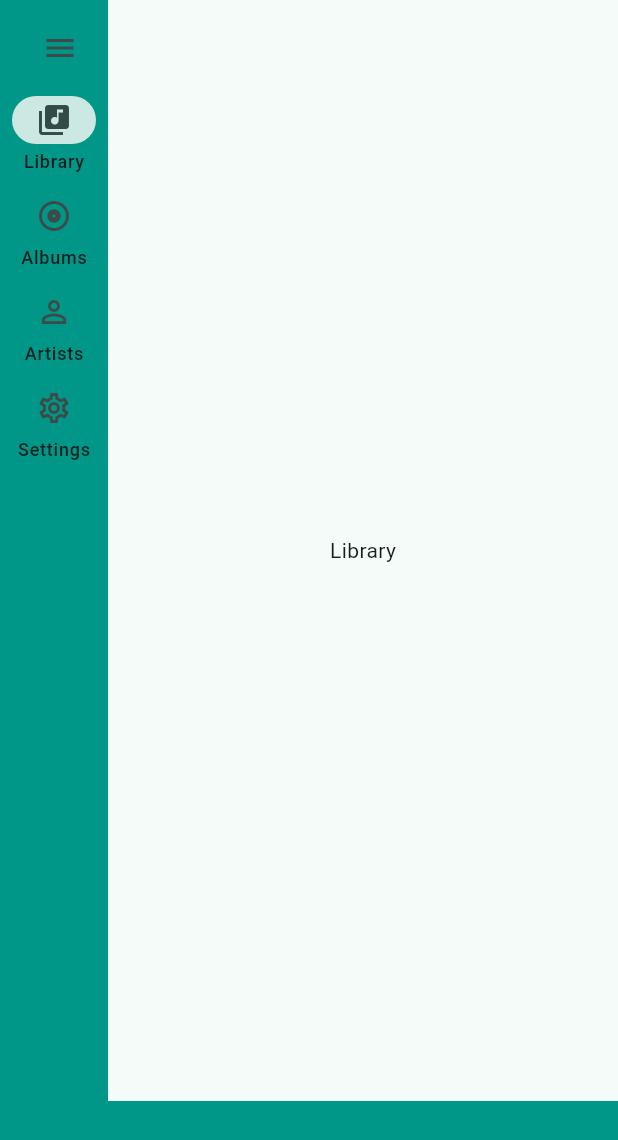
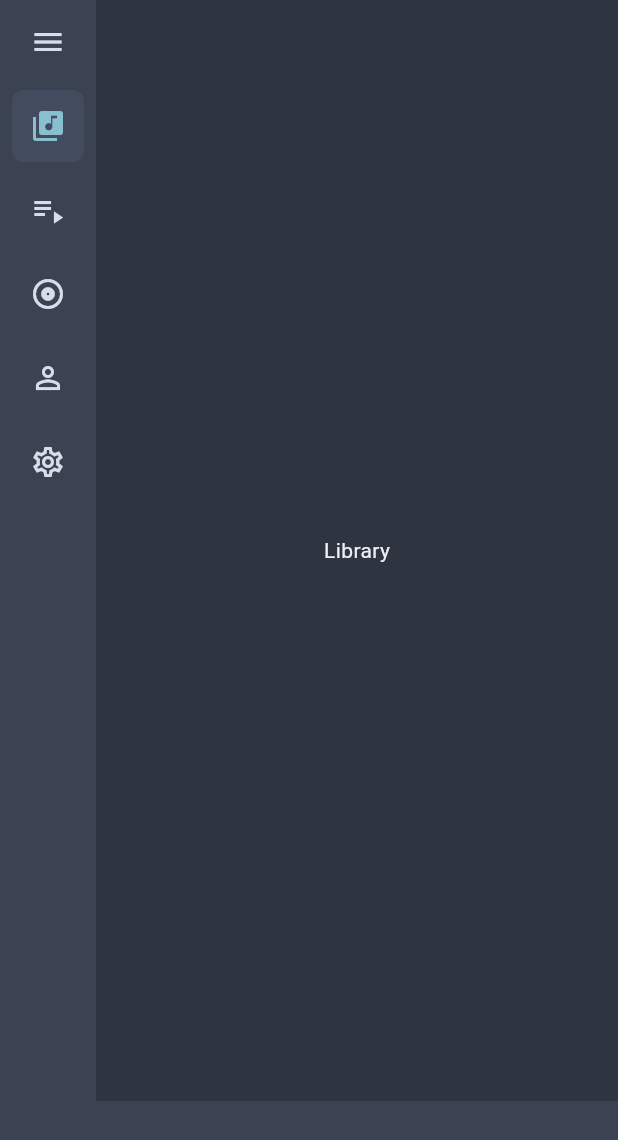
Before and after one commit to jpangestu/nordplayer, a Flutter app: the screen it shows after launch, on a phone screen of 412 x 824 dp. Shown: the top 1140 px of the screen. Run offline on Flutter 3.47's test engine with Material 3 defaults, Android fonts, the phone set to English and light mode, and no system bars.

Commit message:
Replace navigation rail with custom sidebar, refactor page navigation, add nord theme

```diff
--- a/lib/main.dart
+++ b/lib/main.dart
@@ -1,4 +1,5 @@
 import 'package:flutter/material.dart';
+import 'package:nordplayer/theme/nord_theme.dart';
 import 'package:nordplayer/pages/main_page.dart';
 
 void main() {
@@ -12,7 +13,7 @@ class NordplayerApp extends StatelessWidget {
   Widget build(BuildContext context) {
     return MaterialApp(
       title: 'Nordplayer',
-      theme: ThemeData(colorScheme: .fromSeed(seedColor: Colors.teal)),
+      theme: nordTheme,
       home: const MainPage(),
     );
   }
--- a/lib/pages/main_page.dart
+++ b/lib/pages/main_page.dart
@@ -2,6 +2,7 @@ import 'package:flutter/material.dart';
 import 'package:nordplayer/pages/albums_page.dart';
 import 'package:nordplayer/pages/artists_page.dart';
 import 'package:nordplayer/pages/library_page.dart';
+import 'package:nordplayer/pages/playlists_page.dart';
 import 'package:nordplayer/pages/settings/settings_page.dart';
 import 'package:nordplayer/widgets/player_bar.dart';
 import 'package:nordplayer/widgets/sidebar.dart';
@@ -14,30 +15,16 @@ class MainPage extends StatefulWidget {
 }
 
 class _MainPageState extends State<MainPage> {
-  final GlobalKey<NavigatorState> _navigatorKey = GlobalKey<NavigatorState>();
   int _selectedIndex = 0;
   bool isExpanded = false;
 
-  void _onDestinationSelected(int index) {
-    setState(() {
-      _selectedIndex = index;
-    });
-
-    switch (index) {
-      case 0:
-        _navigatorKey.currentState!.pushReplacementNamed('/library');
-        break;
-      case 1:
-        _navigatorKey.currentState!.pushReplacementNamed('/albums');
-        break;
-      case 2:
-        _navigatorKey.currentState!.pushReplacementNamed('/artists');
-        break;
-      case 3:
-        _navigatorKey.currentState!.pushReplacementNamed('/settings');
-        break;
-    }
-  }
+  final List<Widget> _pages = const [
+    LibraryPage(),
+    PlaylistsPage(),
+    AlbumsPage(),
+    ArtistsPage(),
+    SettingsPage(),
+  ];
 
   @override
   Widget build(BuildContext context) {
@@ -48,39 +35,21 @@ class _MainPageState extends State<MainPage> {
             child: Row(
               children: [
                 Sidebar(
+                  isExpanded: isExpanded,
                   selectedIndex: _selectedIndex,
-                  onDestinationSelected: _onDestinationSelected,
+                  onIndexChanged: (newIndex) {
+                    setState(() {
+                      _selectedIndex = newIndex;
+                    });
+                  },
+                  onToggle: () {
+                    setState(() {
+                      isExpanded = !isExpanded;
+                    });
+                  },
                 ),
                 Expanded(
-                  child: Navigator(
-                    key: _navigatorKey,
-                    initialRoute: '/library',
-                    onGenerateRoute: (RouteSettings settings) {
-                      Widget page;
-                      switch (settings.name) {
-                        case '/library':
-                          page = const LibraryPage();
-                          break;
-                        case '/albums':
-                          page = const AlbumsPage();
-                          break;
-                        case '/artists':
-                          page = const ArtistsPage();
-                          break;
-                        case '/settings':
-                          page = const SettingsPage();
-                          break;
-                        default:
-                          page = const LibraryPage();
-                      }
-                      return PageRouteBuilder(
-                        pageBuilder: (context, animation, secondaryAnimation) =>
-                            page,
-                        transitionDuration: Duration.zero,
-                        reverseTransitionDuration: Duration.zero,
-                      );
-                    },
-                  ),
+                  child: IndexedStack(index: _selectedIndex, children: _pages),
                 ),
               ],
             ),
--- /dev/null
+++ b/lib/theme/nord_theme.dart
@@ -0,0 +1,128 @@
+import 'package:flutter/material.dart';
+
+// Source: https://www.nordtheme.com/docs/colors-and-palettes
+class NordColors {
+  // --- POLAR NIGHT (Backgrounds) ---
+  // "Used for background and area coloring."
+  static const Color nord0 = Color(0xFF2E3440);
+
+  // "Used for elevated, more prominent or focused UI elements like panels."
+  static const Color nord1 = Color(0xFF3B4252);
+
+  // "Used for active text editor line... and text highlighting."
+  static const Color nord2 = Color(0xFF434C5E);
+
+  // "Used for UI elements like indent- and wrap guide marker."
+  static const Color nord3 = Color(0xFF4C566A);
+
+  // --- SNOW STORM (Text) ---
+  // "Used for UI elements like the text editor caret." (Muted Text)
+  static const Color nord4 = Color(0xFFD8DEE9);
+
+  // "Brighter shade... used for more subtle UI text elements."
+  static const Color nord5 = Color(0xFFE5E9F0);
+
+  // "Used for elevated UI text elements that require more visual attention." (Main Text)
+  static const Color nord6 = Color(0xFFECEFF4);
+
+  // --- FROST (Accents) ---
+  // "Stand out and get more visual attention."
+  static const Color nord7 = Color(0xFF8FBCBB); // Teal
+
+  // "Primary accent color... used for primary UI elements."
+  static const Color nord8 = Color(0xFF88C0D0); // Cyan (Primary)
+
+  // "Secondary UI elements."
+  static const Color nord9 = Color(0xFF81A1C1); // Blue (Secondary)
+
+  // "Tertiary UI elements."
+  static const Color nord10 = Color(0xFF5E81AC); // Dark Blue (Tertiary)
+
+  // --- AURORA (States) ---
+  static const Color nord11 = Color(0xFFBF616A); // Error
+  static const Color nord12 = Color(0xFFD08770); // Danger/Annotation
+  static const Color nord13 = Color(0xFFEBCB8B); // Warning
+  static const Color nord14 = Color(0xFFA3BE8C); // Success
+  static const Color nord15 = Color(0xFFB48EAD); // Uncommon
+}
+
+final ThemeData nordTheme = ThemeData(
+  useMaterial3: true,
+  brightness: Brightness.dark,
+
+  // SCAFFOLD (The Base)
+  // Guideline: Nord0 is for "background and area coloring".
+  scaffoldBackgroundColor: NordColors.nord0,
+
+  colorScheme: const ColorScheme(
+    brightness: Brightness.dark,
+
+    // --- PRIMARY ---
+    // Guideline: Nord8 is "Primary accent color".
+    primary: NordColors.nord8,
+    onPrimary: NordColors.nord0, // Dark text on Cyan for readability
+
+    // --- SECONDARY ---
+    // Guideline: Nord9 is "Secondary UI elements".
+    secondary: NordColors.nord9,
+    onSecondary: NordColors.nord0,
+
+    // --- TERTIARY ---
+    // Guideline: Nord10 is "Tertiary UI elements".
+    tertiary: NordColors.nord10,
+    onTertiary: NordColors.nord6,
+
+    // --- SURFACES ---
+    // Surface: The "Sheet" of paper. Nord0 is base.
+    surface: NordColors.nord0,
+    onSurface: NordColors.nord6, // Main text (Nord6)
+
+    // Surface Container: "Elevated" elements (Sidebars, Cards).
+    // Guideline: Nord1 is for "panels, modals, and floating popups".
+    surfaceContainer: NordColors.nord1,
+    onSurfaceVariant: NordColors.nord4, // Muted text (Nord4)
+
+    // Highlight/Active States
+    // Guideline: Nord2 is for "active text... and text highlighting".
+    secondaryContainer: NordColors.nord2,
+    onSecondaryContainer: NordColors.nord8, // Text on active selection
+
+    // --- ERRORS ---
+    error: NordColors.nord11,
+    onError: NordColors.nord6,
+  ),
+
+  appBarTheme: const AppBarTheme(
+    backgroundColor: NordColors.nord0,
+    foregroundColor: NordColors.nord6,
+    elevation: 0,
+  ),
+
+  navigationRailTheme: const NavigationRailThemeData(
+    backgroundColor: NordColors.nord1,
+    indicatorColor: NordColors.nord2,
+
+    selectedIconTheme: IconThemeData(color: NordColors.nord8),
+    unselectedIconTheme: IconThemeData(color: NordColors.nord4),
+
+    selectedLabelTextStyle: TextStyle(
+      color: NordColors.nord8,
+      fontWeight: FontWeight.bold
+    ),
+    unselectedLabelTextStyle: TextStyle(
+      color: NordColors.nord4
+    ),
+  ),
+
+  cardTheme: CardThemeData(
+    color: NordColors.nord1,
+    shadowColor: Colors.black26,
+    elevation: 4,
+    shape: RoundedRectangleBorder(borderRadius: BorderRadius.circular(8)),
+  ),
+
+  dividerTheme: const DividerThemeData(
+    color: NordColors.nord2,
+    thickness: 1,
+  ),
+);
--- a/lib/widgets/player_bar.dart
+++ b/lib/widgets/player_bar.dart
@@ -5,6 +5,6 @@ class PlayerBar extends StatelessWidget {
 
   @override
   Widget build(BuildContext context) {
-    return Container(height: 90, color: Colors.teal,);
+    return Container(height: 90, color: Theme.of(context).colorScheme.surfaceContainer,);
   }
 }
--- a/lib/widgets/sidebar.dart
+++ b/lib/widgets/sidebar.dart
@@ -1,71 +1,154 @@
 import 'package:flutter/material.dart';
 
-class Sidebar extends StatefulWidget {
+class Sidebar extends StatelessWidget {
+  final bool isExpanded;
   final int selectedIndex;
-  final ValueChanged<int> onDestinationSelected;
+  final Function(int) onIndexChanged;
+  final VoidCallback onToggle;
+
+  final double collapsedWidth = 64.0;
+  final double expandedWidth = 180.0;
 
   const Sidebar({
     super.key,
+    required this.isExpanded,
     required this.selectedIndex,
-    required this.onDestinationSelected,
+    required this.onIndexChanged,
+    required this.onToggle,
   });
 
   @override
-  State<Sidebar> createState() => _SidebarState();
-}
+  Widget build(BuildContext context) {
+    final theme = Theme.of(context);
+    final navTheme = theme.navigationRailTheme;
 
-class _SidebarState extends State<Sidebar> {
-  bool extended = false;
+    return AnimatedContainer(
+      duration: Duration.zero,
+      width: isExpanded ? expandedWidth : collapsedWidth,
+      color: navTheme.backgroundColor ?? theme.colorScheme.surfaceContainer,
 
-  @override
-  Widget build(BuildContext context) {
-    return NavigationRail(
-      labelType: extended ? .none : .all,
-      extended: extended,
-      minWidth: 72,
-      backgroundColor: Colors.teal,
-      leading: SizedBox(
-        width: extended ? 256 : 72,
-        child: Align(
-          alignment: Alignment.centerLeft,
-          child: Padding(
-            padding: EdgeInsets.only(left: 16.0),
+      child: Column(
+        crossAxisAlignment: CrossAxisAlignment.start,
+        children: [
+          Padding(
+            padding: const EdgeInsets.symmetric(horizontal: 20, vertical: 16),
             child: IconButton(
+              icon: const Icon(Icons.menu),
+              onPressed: onToggle,
+              padding: EdgeInsets.zero,
               constraints: const BoxConstraints(),
-              icon: const Icon(Icons.menu_outlined),
-              onPressed: () {
-                setState(() {
-                  extended = !extended;
-                });
-              },
+              style: IconButton.styleFrom(
+                tapTargetSize: MaterialTapTargetSize.shrinkWrap,
+                foregroundColor: navTheme.unselectedIconTheme?.color,
+              ),
             ),
+          ),
+
+          Expanded(
+            child: ListView(
+              children: [
+                _buildItem(
+                  context,
+                  0,
+                  Icons.library_music_outlined,
+                  Icons.library_music,
+                  "Library",
+                ),
+                _buildItem(
+                  context,
+                  1,
+                  Icons.playlist_play_outlined,
+                  Icons.playlist_play,
+                  "Playlists",
+                ),
+                _buildItem(
+                  context,
+                  2,
+                  Icons.album_outlined,
+                  Icons.album,
+                  "Albums",
+                ),
+                _buildItem(
+                  context,
+                  3,
+                  Icons.person_outline,
+                  Icons.person,
+                  "Artists",
+                ),
+                _buildItem(
+                  context,
+                  4,
+                  Icons.settings_outlined,
+                  Icons.settings,
+                  "Settings",
+                ),
+              ],
+            ),
+          ),
+        ],
+      ),
+    );
+  }
+
+  Widget _buildItem(
+    BuildContext context,
+    int index,
+    IconData icon,
+    IconData? selectedIcon,
+    String label,
+  ) {
+    final bool isSelected = selectedIndex == index;
+    final theme = Theme.of(context);
+
+    final backgroundColor = isSelected
+        ? theme.navigationRailTheme.indicatorColor ??
+              theme.colorScheme.secondaryContainer
+        : Colors.transparent;
+
+    final foregroundColor = isSelected
+        ? theme.navigationRailTheme.selectedIconTheme?.color ??
+              theme.colorScheme.onSecondaryContainer
+        : theme.navigationRailTheme.unselectedIconTheme?.color ??
+              theme.colorScheme.onSurfaceVariant;
+
+    return Container(
+      height: 48.0,
+      margin: const EdgeInsets.symmetric(horizontal: 8.0, vertical: 4.0),
+      decoration: BoxDecoration(
+        color: backgroundColor,
+        borderRadius: BorderRadius.circular(8.0),
+      ),
+      child: InkWell(
+        onTap: () => onIndexChanged(index),
+        borderRadius: BorderRadius.circular(10.0),
+        child: Padding(
+          padding: const EdgeInsets.symmetric(horizontal: 12.0),
+          child: Row(
+            children: [
+              Icon(
+                (isSelected && selectedIcon != null) ? selectedIcon : icon,
+                color: foregroundColor,
+                size: 24,
+              ),
+              if (isExpanded) ...[
+                const SizedBox(width: 24),
+                Expanded(
+                  child: Text(
+                    label,
+                    style: TextStyle(
+                      color: foregroundColor,
+                      fontWeight: isSelected
+                          ? FontWeight.bold
+                          : FontWeight.normal,
+                      overflow: TextOverflow.ellipsis,
+                    ),
+                  ),
+                ),
+              ],
+            ],
           ),
         ),
       ),
-      destinations: const <NavigationRailDestination>[
-        NavigationRailDestination(
-          icon: Icon(Icons.library_music_outlined),
-          selectedIcon: Icon(Icons.library_music),
-          label: Text('Library'),
-        ),
-        NavigationRailDestination(
-          icon: Icon(Icons.album_outlined),
-          selectedIcon: Icon(Icons.album),
-          label: Text('Albums'),
-        ),
-        NavigationRailDestination(
-          icon: Icon(Icons.person_outline),
-          selectedIcon: Icon(Icons.person),
-          label: Text('Artists'),
-        ),
-        NavigationRailDestination(
-          icon: Icon(Icons.settings_outlined),
-          selectedIcon: Icon(Icons.settings),
-          label: Text('Settings'),
-        ),
-      ],
-      selectedIndex: widget.selectedIndex,
-      onDestinationSelected: widget.onDestinationSelected,
     );
   }
 }
```
Also changed, not shown: lib/pages/albums_page.dart (+7 -1 lines), lib/pages/artists_page.dart (+7 -1 lines), lib/pages/playlists_page.dart (added, +16 -0 lines), lib/pages/settings/settings_page.dart (+7 -1 lines).
